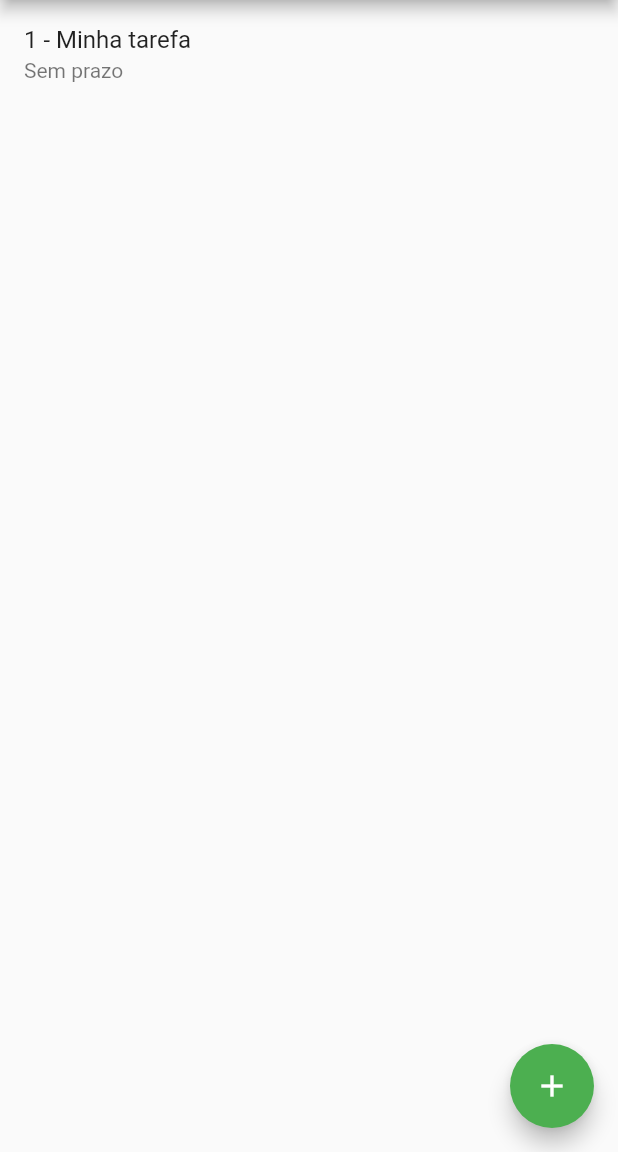
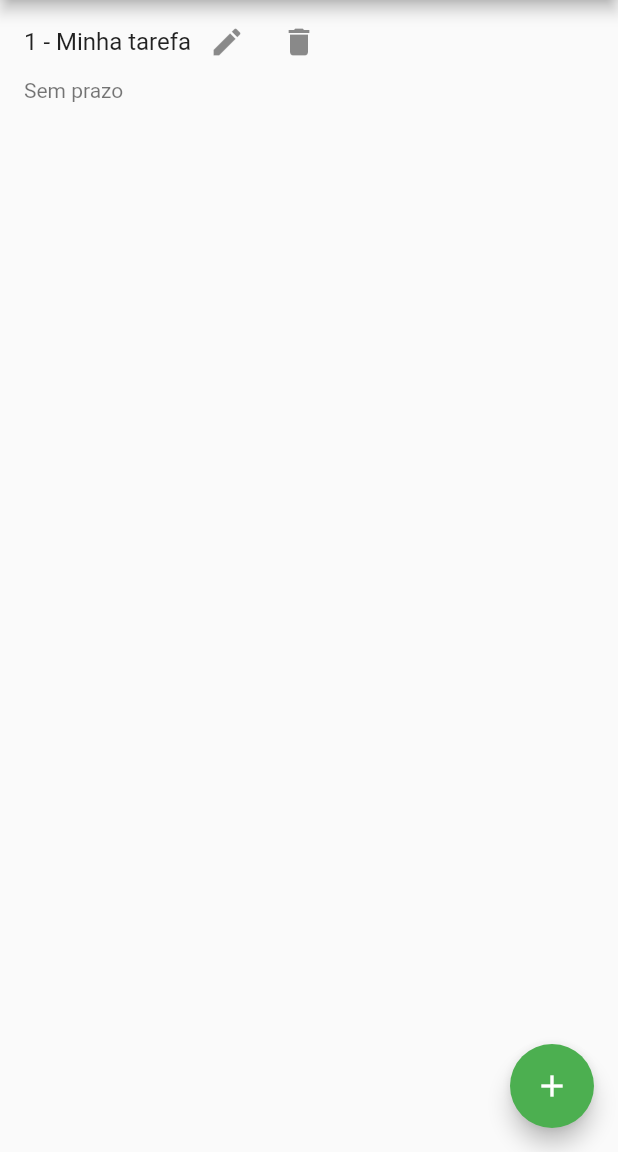
Before and after one commit to svcto/mob_md_tarefas, a Flutter app: the screen it shows after launch, on a phone screen of 412 x 824 dp, the part 84-1236 px from its top. Run offline on Flutter 3.47's test engine with Material 2 defaults, Android fonts, the phone set to English and light mode, and no system bars.

Commit message:
aula 14/03

```diff
--- a/lib/pages/lista_tarefas_page.dart
+++ b/lib/pages/lista_tarefas_page.dart
@@ -59,10 +59,11 @@ class _ListaTarefasPageState extends State<ListaTarefaPage> {
                               final novaTarefa = key.currentState!.novaTarefa;
                               if (index == null) {
                                 novaTarefa.id = ++_ultimoId;
+                                tarefas.add(novaTarefa);
                               } else {
                                 tarefas[index] = novaTarefa;
                               }
-                              tarefas.add(novaTarefa);
+
                               Navigator.pop(context);
                             })
                           }
@@ -128,8 +129,35 @@ class _ListaTarefasPageState extends State<ListaTarefaPage> {
     return ListView.separated(
         itemBuilder: (BuildContext context, int index) {
           final tarefa = tarefas[index];
-
-          return PopupMenuButton<String>(
+          return ListTile(
+            title: Column(
+              children: <Widget>[
+                Container(
+                    child: Row(
+                      children: <Widget>[
+                        Text('${tarefa.id} - ${tarefa.descricao}'),
+                        IconButton(
+                          icon: Icon(Icons.edit),
+                          onPressed: () {
+                            _abrirForm(tarefaAtual: tarefa, index: index);
+                          },
+                        ),
+                        IconButton(
+                          icon: Icon(Icons.delete),
+                          onPressed: () {
+                            _showAlertDialog(context, index);
+                          },
+                        ),
+                      ],
+                    ))
+              ],
+            ),
+            subtitle:
+            Text(tarefa.prazo == null
+                ? "Sem prazo"
+                : 'Prazo: ${tarefa.prazoFormatado}')
+          );
+          /*return PopupMenuButton<String>(
               itemBuilder: (BuildContext context) => _criarItensMenu(),
               onSelected: (String valorSelecionado) {
                 if (valorSelecionado == ACAO_EDITAR) {
@@ -143,13 +171,13 @@ class _ListaTarefasPageState extends State<ListaTarefaPage> {
                 subtitle: Text(tarefa.prazo == null
                     ? "Sem prazo"
                     : 'Prazo: ${tarefa.prazoFormatado}'),
-              ));
+              ));*/
         },
         separatorBuilder: (BuildContext context, int index) => Divider(),
         itemCount: tarefas.length);
   }
 
-  List<PopupMenuItem<String>> _criarItensMenu() {
+  /*List<PopupMenuItem<String>> _criarItensMenu() {
     return [
       PopupMenuItem(
         value: ACAO_EDITAR,
@@ -170,5 +198,5 @@ class _ListaTarefasPageState extends State<ListaTarefaPage> {
         ),
       )
     ];
-  }
+  }*/
 }
--- a/pubspec.yaml
+++ b/pubspec.yaml
@@ -36,6 +36,7 @@ dependencies:
   # Use with the CupertinoIcons class for iOS style icons.
   cupertino_icons: ^1.0.2
   intl: ^0.18.0
+  shared_preferences: ^2.0.20
 
 dev_dependencies:
   flutter_test:
```
Also changed, not shown: pubspec.lock.
